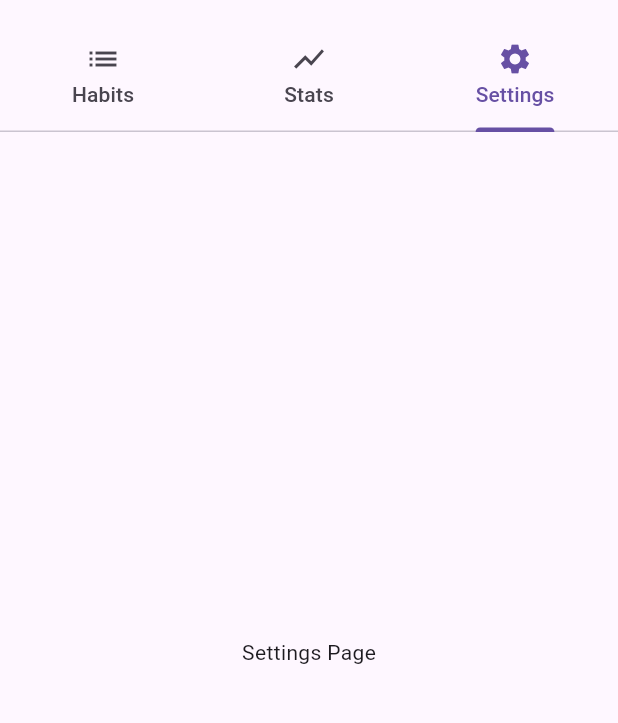
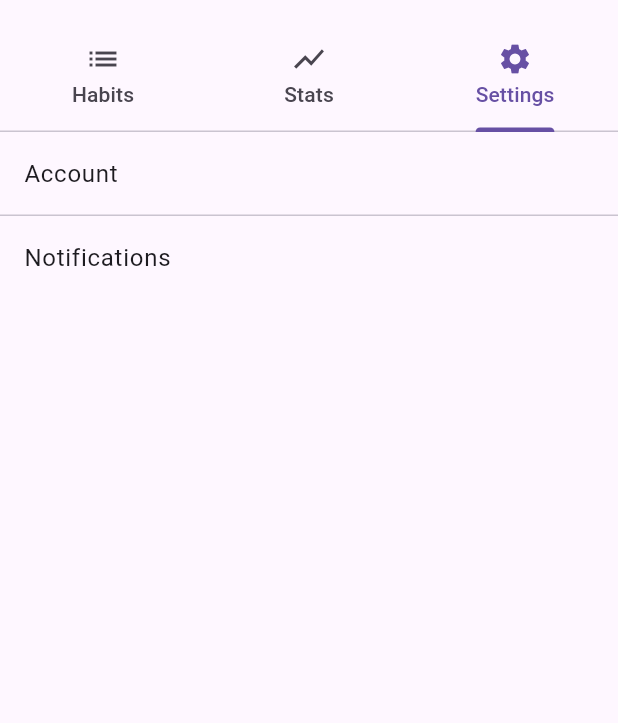
Before and after one commit to Carlang77/challenge_trackr_75, a Flutter app: the screen it shows after launch, tab 3 chosen, on a phone screen of 412 x 824 dp, the part 63-786 px from its top. Run offline on Flutter 3.47's test engine with Material 3 defaults, Android fonts, the phone set to English and light mode, and no system bars.

Commit message:
Created stats and settings page

```diff
--- a/lib/main.dart
+++ b/lib/main.dart
@@ -1,5 +1,7 @@
 import 'package:flutter/material.dart';
 import 'habits_page.dart';
+import 'stats_page.dart';
+import 'settings_page.dart';
 
 void main() {
   runApp(MyApp());
@@ -51,9 +53,9 @@
       body: TabBarView(
         controller: _tabController,
         children: [
-          HabitsPage(), // Make sure to import 'habits_page.dart'
-          Center(child: Text('Stats Page')),
-          Center(child: Text('Settings Page')),
+          HabitsPage(),
+          StatsPage(), // Make sure this is added
+          SettingsPage(), // And this
         ],
       ),
     );
--- /dev/null
+++ b/lib/settings_page.dart
@@ -0,0 +1,27 @@
+import 'package:flutter/material.dart';
+
+class SettingsPage extends StatelessWidget {
+  @override
+  Widget build(BuildContext context) {
+    return ListView(
+      children: ListTile.divideTiles(
+        context: context,
+        tiles: [
+          ListTile(
+            title: Text('Account'),
+            onTap: () {
+              // Navigate to account settings page
+            },
+          ),
+          ListTile(
+            title: Text('Notifications'),
+            onTap: () {
+              // Navigate to notifications settings page
+            },
+          ),
+          // Add more settings options here
+        ],
+      ).toList(),
+    );
+  }
+}
--- /dev/null
+++ b/lib/stats_page.dart
@@ -0,0 +1,11 @@
+import 'package:flutter/material.dart';
+
+class StatsPage extends StatelessWidget {
+  @override
+  Widget build(BuildContext context) {
+    // Placeholder for stats content
+    return Center(
+      child: Text('Stats Summary'),
+    );
+  }
+}
```
